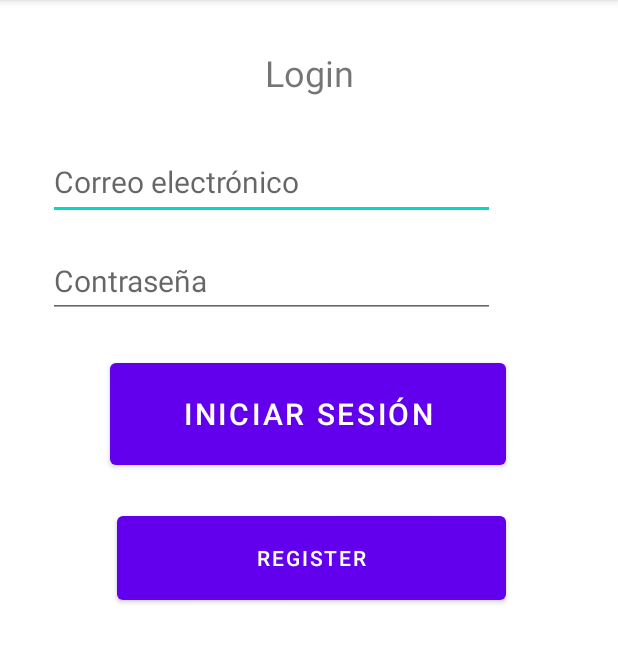
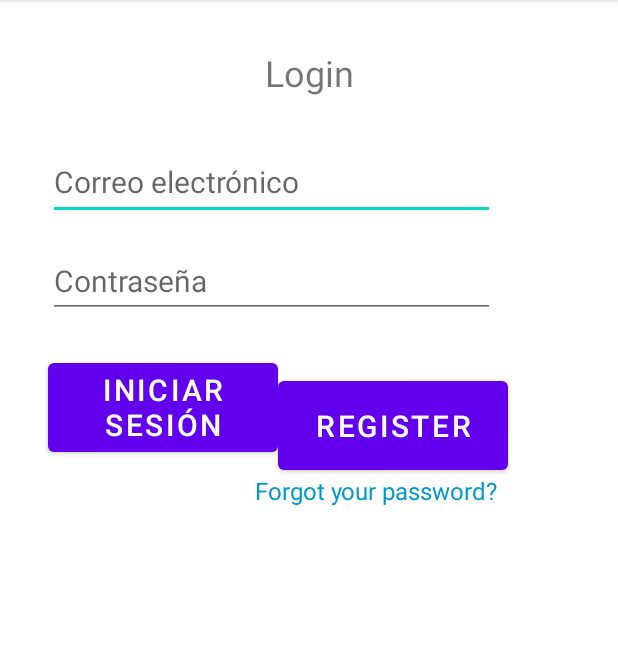
Before and after one commit to HyperionSoftware/KingdomCollector, an Android app: the screen it shows after launch (LoginActivity), on a phone screen of 412 x 824 dp, the part 84-747 px from its top. Run offline under Robolectric (Android 15) with nearby library versions, the light colour scheme and no system bars; our stand-ins replace Firebase (no records; nobody signed in at launch, a user with empty details on screens opened directly).

Commit message:
2.3. Recover your Password.

```diff
--- a/app/src/main/AndroidManifest.xml
+++ b/app/src/main/AndroidManifest.xml
@@ -11,6 +11,9 @@
         android:supportsRtl="true"
         android:theme="@style/Theme.KingdomCollector"
         tools:targetApi="31">
+        <activity
+            android:name=".views.RecoverPassword"
+            android:exported="false" />
         <activity
             android:name=".views.RegisterActivity"
             android:exported="false" />
--- a/app/src/main/java/cat/udl/hyperion/appmobils/kingdomcollector/views/LoginActivity.java
+++ b/app/src/main/java/cat/udl/hyperion/appmobils/kingdomcollector/views/LoginActivity.java
@@ -30,6 +30,12 @@ public class LoginActivity extends AppCompatActivity {
         // Initialize Firebase Auth
         mAuth = FirebaseAuth.getInstance();
         findViewById(R.id.register_button1).setOnClickListener(v-> goToRegisterPage());
+        findViewById(R.id.forgot_password_text).setOnClickListener(v-> goToRecoverPasswordPage());
+    }
+
+    private void goToRecoverPasswordPage() {
+        Intent intent = new Intent(this, RecoverPassword.class);
+        startActivity(intent);
     }
 
     private void goToRegisterPage(){
--- a/app/src/main/java/cat/udl/hyperion/appmobils/kingdomcollector/views/RegisterActivity.java
+++ b/app/src/main/java/cat/udl/hyperion/appmobils/kingdomcollector/views/RegisterActivity.java
@@ -100,7 +100,7 @@ public class RegisterActivity extends AppCompatActivity {
     }
 
     private void goToLoginPage(){
-        Intent intent = new Intent(this, MainActivity.class);
+        Intent intent = new Intent(this, LoginActivity.class);
         startActivity(intent);
     }
 
--- a/app/src/main/res/layout/activity_login.xml
+++ b/app/src/main/res/layout/activity_login.xml
@@ -51,8 +51,8 @@
 
     <Button
         android:id="@+id/btn_login"
-        android:layout_width="264dp"
-        android:layout_height="80dp"
+        android:layout_width="153dp"
+        android:layout_height="71dp"
         android:layout_marginStart="32dp"
         android:layout_marginTop="24dp"
         android:layout_marginEnd="32dp"
@@ -61,21 +61,35 @@
         android:textSize="20sp"
         app:layout_constraintBottom_toBottomOf="parent"
         app:layout_constraintEnd_toEndOf="parent"
-        app:layout_constraintHorizontal_bias="0.496"
+        app:layout_constraintHorizontal_bias="0.0"
         app:layout_constraintStart_toStartOf="parent"
         app:layout_constraintTop_toBottomOf="@+id/password_input"
         app:layout_constraintVertical_bias="0.0" />
 
     <Button
         android:id="@+id/register_button1"
-        android:layout_width="259dp"
-        android:layout_height="68dp"
+        android:layout_width="153dp"
+        android:layout_height="71dp"
         android:text="@string/register"
+        android:textColor="@color/design_default_color_surface"
+        android:textSize="20sp"
         app:layout_constraintBottom_toBottomOf="parent"
         app:layout_constraintEnd_toEndOf="parent"
-        app:layout_constraintHorizontal_bias="0.513"
-        app:layout_constraintStart_toStartOf="parent"
-        app:layout_constraintTop_toBottomOf="@+id/btn_login"
-        app:layout_constraintVertical_bias="0.058" />
+        app:layout_constraintHorizontal_bias="0.0"
+        app:layout_constraintStart_toEndOf="@+id/btn_login"
+        app:layout_constraintTop_toBottomOf="@+id/password_input"
+        app:layout_constraintVertical_bias="0.074" />
+
+    <TextView
+        android:id="@+id/forgot_password_text"
+        android:layout_width="wrap_content"
+        android:layout_height="wrap_content"
+        android:layout_marginTop="104dp"
+        android:layout_marginEnd="80dp"
+        android:text="@string/forgot_password"
+        android:textColor="@android:color/holo_blue_dark"
+        android:textSize="16sp"
+        app:layout_constraintEnd_toEndOf="parent"
+        app:layout_constraintTop_toBottomOf="@+id/password_input" />
 
 </androidx.constraintlayout.widget.ConstraintLayout>
--- a/app/src/main/res/values/strings.xml
+++ b/app/src/main/res/values/strings.xml
@@ -104,5 +104,6 @@
     <string name="login_button">Iniciar sesión</string>
     <string name="logout">Logout</string>
     <string name="register">Register</string>
+    <string name="forgot_password">Forgot your password?</string>
 
 </resources>
```
Also changed, not shown: app/src/main/java/cat/udl/hyperion/appmobils/kingdomcollector/views/RecoverPassword.java (added, +59 -0 lines), app/src/main/res/layout/activity_recover_password.xml (added, +30 -0 lines).
